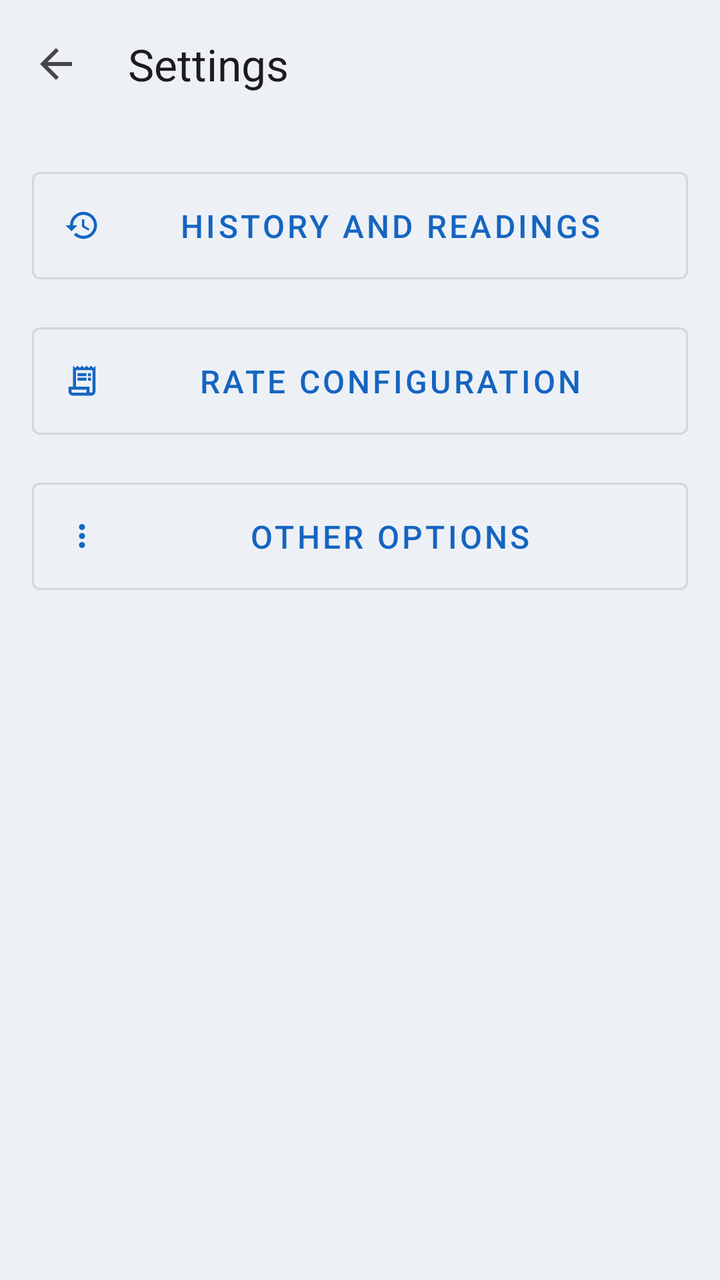
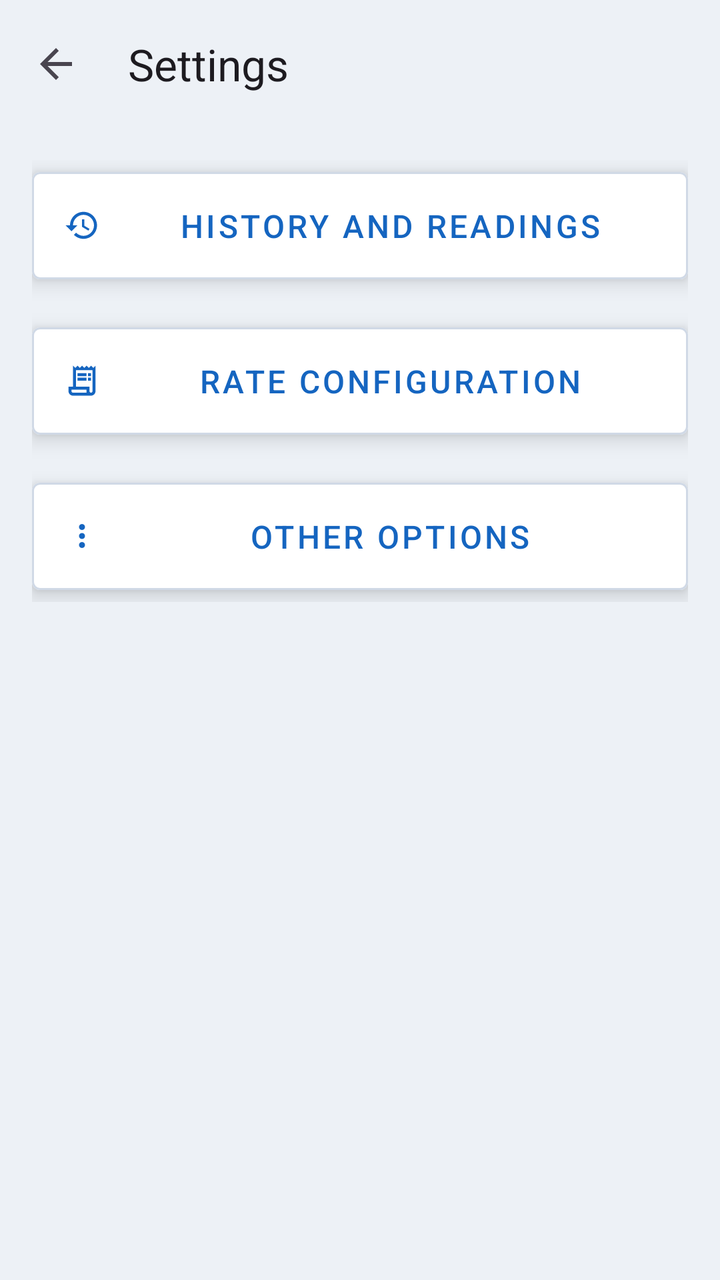

An Android layout rendered at two revisions. The XML below is the earlier revision; the diff shows what the commit changed to produce the second picture.
<!-- AndroidManifest.xml: activity theme Theme.MeterSnap -->
<!-- res/layout/activity_settings.xml -->
<?xml version="1.0" encoding="utf-8"?>
<LinearLayout xmlns:android="http://schemas.android.com/apk/res/android"
    xmlns:app="http://schemas.android.com/apk/res-auto"
    android:id="@+id/root_layout"
    android:layout_width="match_parent"
    android:layout_height="match_parent"
    android:orientation="vertical"
    android:background="?android:attr/colorBackground">

    
    <androidx.appcompat.widget.Toolbar
        android:id="@+id/toolbar"
        android:layout_width="match_parent"
        android:layout_height="wrap_content"
        android:minHeight="?attr/actionBarSize"
        android:background="?android:attr/colorBackground"
        android:elevation="4dp"
        app:contentInsetStartWithNavigation="0dp"
        app:navigationIcon="?attr/homeAsUpIndicator"
        app:title="Settings"
        app:titleTextColor="?android:attr/textColorPrimary"
        app:titleMarginStart="8dp" />

    
    <LinearLayout
        android:layout_width="match_parent"
        android:layout_height="wrap_content"
        android:orientation="vertical"
        android:padding="16dp">

        
        <com.google.android.material.button.MaterialButton
            android:id="@+id/btn_history_readings"
            android:layout_width="match_parent"
            android:layout_height="wrap_content"
            android:text="History and Readings"
            android:textSize="16sp"
            android:padding="16dp"
            style="@style/Widget.MaterialComponents.Button.OutlinedButton"
            app:icon="@drawable/ic_history"
            app:iconGravity="start"
            app:iconPadding="12dp"/>

        
        <com.google.android.material.button.MaterialButton
            android:id="@+id/btn_rate_config"
            android:layout_width="match_parent"
            android:layout_height="wrap_content"
            android:layout_marginTop="12dp"
            android:text="Rate Configuration"
            android:textSize="16sp"
            android:padding="16dp"
            style="@style/Widget.MaterialComponents.Button.OutlinedButton"
            app:icon="@drawable/ic_rates"
            app:iconGravity="start"
            app:iconPadding="12dp"/>

        
        <com.google.android.material.button.MaterialButton
            android:id="@+id/btn_other_options"
            android:layout_width="match_parent"
            android:layout_height="wrap_content"
            android:layout_marginTop="12dp"
            android:text="Other Options"
            android:textSize="16sp"
            android:padding="16dp"
            style="@style/Widget.MaterialComponents.Button.OutlinedButton"
            app:icon="@drawable/ic_more_options"
            app:iconGravity="start"
            app:iconPadding="12dp"/>

    </LinearLayout>

</LinearLayout>
<!-- resources referenced by this layout -->
<resources>
  <!-- drawable ic_history (drawable) -->
  <?xml version="1.0" encoding="utf-8"?>
  <vector xmlns:android="http://schemas.android.com/apk/res/android"
      android:width="24dp"
      android:height="24dp"
      android:viewportWidth="24"
      android:viewportHeight="24"
      android:tint="?attr/colorControlNormal">
      <path
          android:fillColor="@android:color/white"
          android:pathData="M13,3c-4.97,0 -9,4.03 -9,9H1l3.89,3.89 0.07,0.14L9,12H6c0,-3.87 3.13,-7 7,-7s7,3.13 7,7 -3.13,7 -7,7c-1.93,0 -3.68,-0.79 -4.94,-2.06l-1.42,1.42C8.27,19.99 10.51,21 13,21c4.97,0 9,-4.03 9,-9s-4.03,-9 -9,-9zM12,8v5l4.28,2.54 0.72,-1.21 -3.5,-2.08V8H12z"/>
  </vector>
  <!-- drawable ic_more_options (drawable) -->
  <?xml version="1.0" encoding="utf-8"?>
  <vector xmlns:android="http://schemas.android.com/apk/res/android"
      android:width="24dp"
      android:height="24dp"
      android:viewportWidth="24"
      android:viewportHeight="24"
      android:tint="?attr/colorControlNormal">
      <path
          android:fillColor="@android:color/white"
          android:pathData="M12,8c1.1,0 2,-0.9 2,-2s-0.9,-2 -2,-2 -2,0.9 -2,2 0.9,2 2,2zM12,10c-1.1,0 -2,0.9 -2,2s0.9,2 2,2 2,-0.9 2,-2 -0.9,-2 -2,-2zM12,16c-1.1,0 -2,0.9 -2,2s0.9,2 2,2 2,-0.9 2,-2 -0.9,-2 -2,-2z"/>
  </vector>
  <!-- drawable ic_rates (drawable) -->
  <?xml version="1.0" encoding="utf-8"?>
  <vector xmlns:android="http://schemas.android.com/apk/res/android"
      android:width="24dp"
      android:height="24dp"
      android:viewportWidth="24"
      android:viewportHeight="24"
      android:tint="?attr/colorControlNormal">
      <path
          android:fillColor="@android:color/white"
          android:pathData="M19.5,3.5L18,2l-1.5,1.5L15,2l-1.5,1.5L12,2l-1.5,1.5L9,2 7.5,3.5 6,2v14H3v3c0,1.66 1.34,3 3,3h12c1.66,0 3,-1.34 3,-3V2l-1.5,1.5zM15,20H6c-0.55,0 -1,-0.45 -1,-1v-1h10v2zM19,19c0,0.55 -0.45,1 -1,1s-1,-0.45 -1,-1v-3H8V5h11v14z"/>
      <path
          android:fillColor="@android:color/white"
          android:pathData="M9,7h6v2h-6z"/>
      <path
          android:fillColor="@android:color/white"
          android:pathData="M16,7h2v2h-2z"/>
      <path
          android:fillColor="@android:color/white"
          android:pathData="M9,10h6v2h-6z"/>
      <path
          android:fillColor="@android:color/white"
          android:pathData="M16,10h2v2h-2z"/>
  </vector>
  <style name="Theme.MeterSnap" parent="Base.Theme.MeterSnap" />
  <color name="ms_blue_primary">#1565C0</color>
  <color name="ms_blue_on_primary">#FFFFFFFF</color>
  <color name="ms_blue_primary_container">#D7E3FF</color>
  <color name="ms_blue_on_primary_container">#001B3F</color>
  <color name="ms_blue_secondary">#2F6EA5</color>
  <color name="ms_blue_on_secondary">#FFFFFFFF</color>
  <color name="ms_blue_secondary_container">#D1E4FF</color>
  <color name="ms_blue_on_secondary_container">#001D36</color>
  <color name="ms_blue_tertiary">#1E88E5</color>
  <color name="ms_blue_on_tertiary">#FFFFFFFF</color>
  <color name="app_screen_background">#FFEDF1F6</color>
  <style name="Widget.MeterSnap.CardView" parent="CardView">
          <item name="cardBackgroundColor">@color/app_card_background</item>
      </style>
  <color name="app_card_background">#FFFFFFFF</color>
  <!-- unchanged entries left out for length: 1 -->
</resources>

<!-- the commit's change to res/layout/activity_settings.xml (unified diff, before → after) -->
@@ -5,7 +5,7 @@
     android:layout_width="match_parent"
     android:layout_height="match_parent"
     android:orientation="vertical"
-    android:background="?android:attr/colorBackground">
+    android:background="@color/app_screen_background">
 
     
     <androidx.appcompat.widget.Toolbar
@@ -13,7 +13,7 @@
         android:layout_width="match_parent"
         android:layout_height="wrap_content"
         android:minHeight="?attr/actionBarSize"
-        android:background="?android:attr/colorBackground"
+        android:background="@color/app_screen_background"
         android:elevation="4dp"
         app:contentInsetStartWithNavigation="0dp"
         app:navigationIcon="?attr/homeAsUpIndicator"
@@ -36,10 +36,17 @@
             android:text="History and Readings"
             android:textSize="16sp"
             android:padding="16dp"
+            android:elevation="6dp"
+            android:stateListAnimator="@null"
             style="@style/Widget.MaterialComponents.Button.OutlinedButton"
+            app:backgroundTint="@color/app_card_background"
             app:icon="@drawable/ic_history"
             app:iconGravity="start"
-            app:iconPadding="12dp"/>
+            app:iconPadding="12dp"
+            app:iconTint="?attr/colorPrimary"
+            app:rippleColor="?attr/colorControlHighlight"
+            app:strokeColor="@color/main_camera_button_stroke"
+            app:strokeWidth="1dp"/>
 
         
         <com.google.android.material.button.MaterialButton
@@ -50,10 +57,17 @@
             android:text="Rate Configuration"
             android:textSize="16sp"
             android:padding="16dp"
+            android:elevation="6dp"
+            android:stateListAnimator="@null"
             style="@style/Widget.MaterialComponents.Button.OutlinedButton"
+            app:backgroundTint="@color/app_card_background"
             app:icon="@drawable/ic_rates"
             app:iconGravity="start"
-            app:iconPadding="12dp"/>
+            app:iconPadding="12dp"
+            app:iconTint="?attr/colorPrimary"
+            app:rippleColor="?attr/colorControlHighlight"
+            app:strokeColor="@color/main_camera_button_stroke"
+            app:strokeWidth="1dp"/>
 
         
         <com.google.android.material.button.MaterialButton
@@ -64,10 +78,17 @@
             android:text="Other Options"
             android:textSize="16sp"
             android:padding="16dp"
+            android:elevation="6dp"
+            android:stateListAnimator="@null"
             style="@style/Widget.MaterialComponents.Button.OutlinedButton"
+            app:backgroundTint="@color/app_card_background"
             app:icon="@drawable/ic_more_options"
             app:iconGravity="start"
-            app:iconPadding="12dp"/>
+            app:iconPadding="12dp"
+            app:iconTint="?attr/colorPrimary"
+            app:rippleColor="?attr/colorControlHighlight"
+            app:strokeColor="@color/main_camera_button_stroke"
+            app:strokeWidth="1dp"/>
 
     </LinearLayout>
 
<!-- resource entries referenced after the edit -->
@@ -60,6 +60,7 @@
   <color name="ms_blue_tertiary">#1E88E5</color>
   <color name="ms_blue_on_tertiary">#FFFFFFFF</color>
   <color name="app_screen_background">#FFEDF1F6</color>
+  <color name="main_camera_button_stroke">#FFD0D9E6</color>
   <style name="Widget.MeterSnap.CardView" parent="CardView">
           <item name="cardBackgroundColor">@color/app_card_background</item>
       </style>
